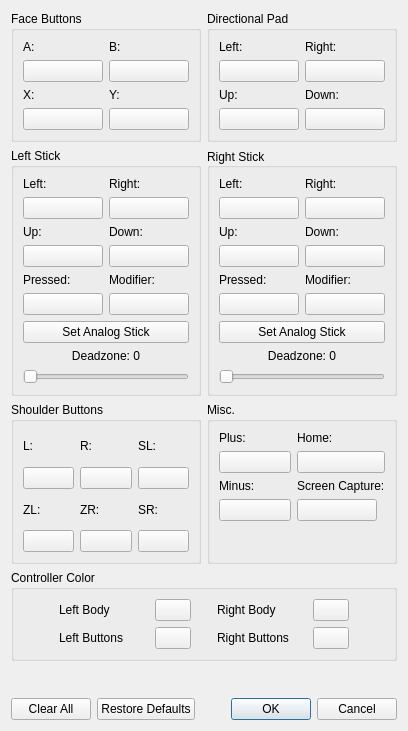
First picture: the form in src/yuzu/configuration/configure_input_player.ui, repository formylover/yuzu-early-access, before the edit.
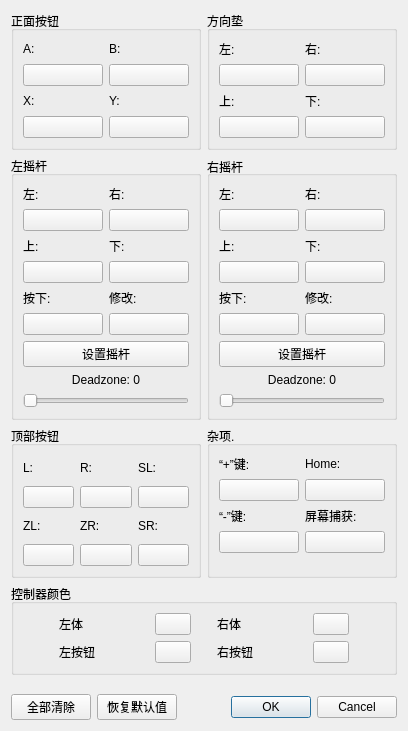
Second picture: the form after the edit.

The edit to the form file:
```diff
--- a/src/yuzu/configuration/configure_input_player.ui
+++ b/src/yuzu/configuration/configure_input_player.ui
@@ -19,7 +19,7 @@
      <item row="1" column="1">
       <widget class="QGroupBox" name="RStick">
        <property name="title">
-        <string>Right Stick</string>
+        <string>右摇杆</string>
        </property>
        <property name="alignment">
         <set>Qt::AlignLeading|Qt::AlignLeft|Qt::AlignVCenter</set>
@@ -38,7 +38,7 @@
             <item>
              <widget class="QLabel" name="labelRStickDown">
               <property name="text">
-               <string>Down:</string>
+               <string>下:</string>
               </property>
              </widget>
             </item>
@@ -60,7 +60,7 @@
             <item>
              <widget class="QLabel" name="labelRStickRight">
               <property name="text">
-               <string>Right:</string>
+               <string>右:</string>
               </property>
              </widget>
             </item>
@@ -78,7 +78,7 @@
         <item row="3" column="0" colspan="2">
          <widget class="QPushButton" name="buttonRStickAnalog">
           <property name="text">
-           <string>Set Analog Stick</string>
+           <string>设置摇杆</string>
           </property>
          </widget>
         </item>
@@ -89,7 +89,7 @@
             <item>
              <widget class="QLabel" name="labelRStickLeft">
               <property name="text">
-               <string>Left:</string>
+               <string>左:</string>
               </property>
              </widget>
             </item>
@@ -111,7 +111,7 @@
             <item>
              <widget class="QLabel" name="labelRStickUp">
               <property name="text">
-               <string>Up:</string>
+               <string>上:</string>
               </property>
              </widget>
             </item>
@@ -133,7 +133,7 @@
             <item>
              <widget class="QLabel" name="labelRStickPressed">
               <property name="text">
-               <string>Pressed:</string>
+               <string>按下:</string>
               </property>
              </widget>
             </item>
@@ -155,7 +155,7 @@
             <item>
              <widget class="QLabel" name="labelRStickMod">
               <property name="text">
-               <string>Modifier:</string>
+               <string>修改:</string>
               </property>
              </widget>
             </item>
@@ -214,7 +214,7 @@
      <item row="0" column="1">
       <widget class="QGroupBox" name="Dpad">
        <property name="title">
-        <string>Directional Pad</string>
+        <string>方向垫</string>
        </property>
        <property name="flat">
         <bool>false</bool>
@@ -230,7 +230,7 @@
             <item>
              <widget class="QLabel" name="labelDpadUp">
               <property name="text">
-               <string>Up:</string>
+               <string>上:</string>
               </property>
              </widget>
             </item>
@@ -252,7 +252,7 @@
             <item>
              <widget class="QLabel" name="labelDpadDown">
               <property name="text">
-               <string>Down:</string>
+               <string>下:</string>
               </property>
              </widget>
             </item>
@@ -280,7 +280,7 @@
                </size>
               </property>
               <property name="text">
-               <string>Left:</string>
+               <string>左:</string>
               </property>
              </widget>
             </item>
@@ -308,7 +308,7 @@
                </size>
               </property>
               <property name="text">
-               <string>Right:</string>
+               <string>右:</string>
               </property>
              </widget>
             </item>
@@ -329,7 +329,7 @@
      <item row="0" column="0">
       <widget class="QGroupBox" name="faceButtons">
        <property name="title">
-        <string>Face Buttons</string>
+        <string>正面按钮</string>
        </property>
        <property name="flat">
         <bool>false</bool>
@@ -444,7 +444,7 @@
      <item row="5" column="0" colspan="2">
       <widget class="QGroupBox" name="controller_color">
        <property name="title">
-        <string>Controller Color</string>
+        <string>控制器颜色</string>
        </property>
        <layout class="QGridLayout" name="gridLayout_10" columnstretch="0,0,0,0,0,0,0">
         <item row="0" column="0">
@@ -463,7 +463,7 @@
         <item row="0" column="1">
          <widget class="QLabel" name="left_body_label">
           <property name="text">
-           <string>Left Body</string>
+           <string>左体</string>
           </property>
          </widget>
         </item>
@@ -489,7 +489,7 @@
            </size>
           </property>
           <property name="text">
-           <string>Left Buttons</string>
+           <string>左按钮</string>
           </property>
          </widget>
         </item>
@@ -521,7 +521,7 @@
         <item row="0" column="4">
          <widget class="QLabel" name="right_body_label">
           <property name="text">
-           <string>Right Body</string>
+           <string>右体</string>
           </property>
          </widget>
         </item>
@@ -534,7 +534,7 @@
            </size>
           </property>
           <property name="text">
-           <string>Right Buttons</string>
+           <string>右按钮</string>
           </property>
          </widget>
         </item>
@@ -635,7 +635,7 @@
      <item row="1" column="0">
       <widget class="QGroupBox" name="LStick">
        <property name="title">
-        <string>Left Stick</string>
+        <string>左摇杆</string>
        </property>
        <property name="flat">
         <bool>false</bool>
@@ -651,7 +651,7 @@
             <item>
              <widget class="QLabel" name="labelLStickUp">
               <property name="text">
-               <string>Up:</string>
+               <string>上:</string>
               </property>
              </widget>
             </item>
@@ -673,7 +673,7 @@
             <item>
              <widget class="QLabel" name="labelLStickRight">
               <property name="text">
-               <string>Right:</string>
+               <string>右:</string>
               </property>
              </widget>
             </item>
@@ -691,7 +691,7 @@
         <item row="4" column="1" colspan="2">
          <widget class="QPushButton" name="buttonLStickAnalog">
           <property name="text">
-           <string>Set Analog Stick</string>
+           <string>设置摇杆</string>
           </property>
          </widget>
         </item>
@@ -702,7 +702,7 @@
             <item>
              <widget class="QLabel" name="labelLStickLeft">
               <property name="text">
-               <string>Left:</string>
+               <string>左:</string>
               </property>
              </widget>
             </item>
@@ -724,7 +724,7 @@
             <item>
              <widget class="QLabel" name="labelLStickDown">
               <property name="text">
-               <string>Down:</string>
+               <string>下:</string>
               </property>
              </widget>
             </item>
@@ -746,7 +746,7 @@
             <item>
              <widget class="QLabel" name="labelLStickMod">
               <property name="text">
-               <string>Modifier:</string>
+               <string>修改:</string>
               </property>
              </widget>
             </item>
@@ -768,7 +768,7 @@
             <item>
              <widget class="QLabel" name="labelLStickPressed">
               <property name="text">
-               <string>Pressed:</string>
+               <string>按下:</string>
               </property>
              </widget>
             </item>
@@ -830,7 +830,7 @@
      <item row="3" column="0">
       <widget class="QGroupBox" name="shoulderButtons">
        <property name="title">
-        <string>Shoulder Buttons</string>
+        <string>顶部按钮</string>
        </property>
        <property name="flat">
         <bool>false</bool>
@@ -977,7 +977,7 @@
      <item row="3" column="1">
       <widget class="QGroupBox" name="misc">
        <property name="title">
-        <string>Misc.</string>
+        <string>杂项.</string>
        </property>
        <property name="flat">
         <bool>false</bool>
@@ -993,7 +993,7 @@
             <item>
              <widget class="QLabel" name="labelMinus">
               <property name="text">
-               <string>Minus:</string>
+               <string>“-”键:</string>
               </property>
              </widget>
             </item>
@@ -1028,7 +1028,7 @@
             <item>
              <widget class="QLabel" name="labelPlus">
               <property name="text">
-               <string>Plus:</string>
+               <string>“+”键:</string>
               </property>
              </widget>
             </item>
@@ -1072,7 +1072,7 @@
             <item>
              <widget class="QLabel" name="labelScreenshot">
               <property name="text">
-               <string>Screen Capture:</string>
+               <string>屏幕捕获:</string>
               </property>
               <property name="wordWrap">
                <bool>false</bool>
@@ -1149,7 +1149,7 @@
         <enum>Qt::LeftToRight</enum>
        </property>
        <property name="text">
-        <string>Clear All</string>
+        <string>全部清除</string>
        </property>
       </widget>
      </item>
@@ -1177,7 +1177,7 @@
         <enum>Qt::LeftToRight</enum>
        </property>
        <property name="text">
-        <string>Restore Defaults</string>
+        <string>恢复默认值</string>
        </property>
       </widget>
      </item>
```
Left out of the diff: 2 changed lines with no effect on the pictures.
